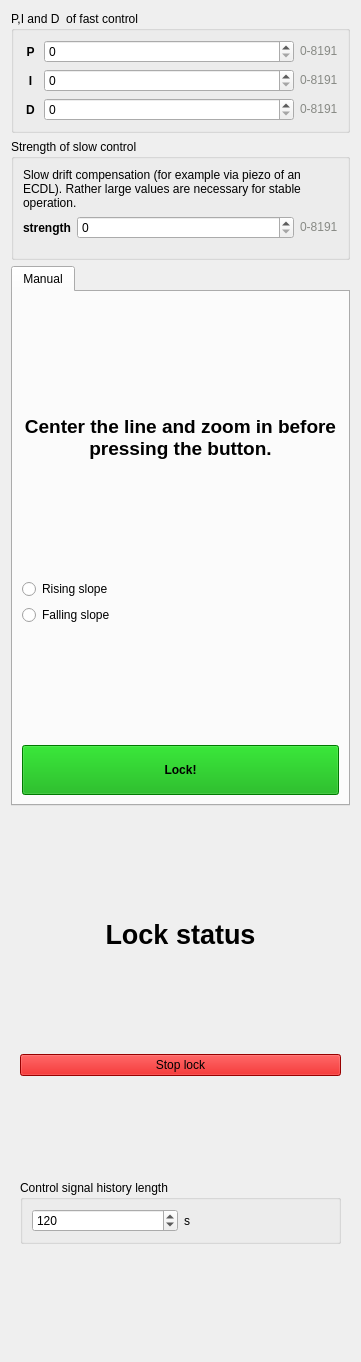
Above: linien-gui/linien_gui/ui/locking_panel.ui from Debaucheryddll/FPATS before the change. Below: the same form after it.
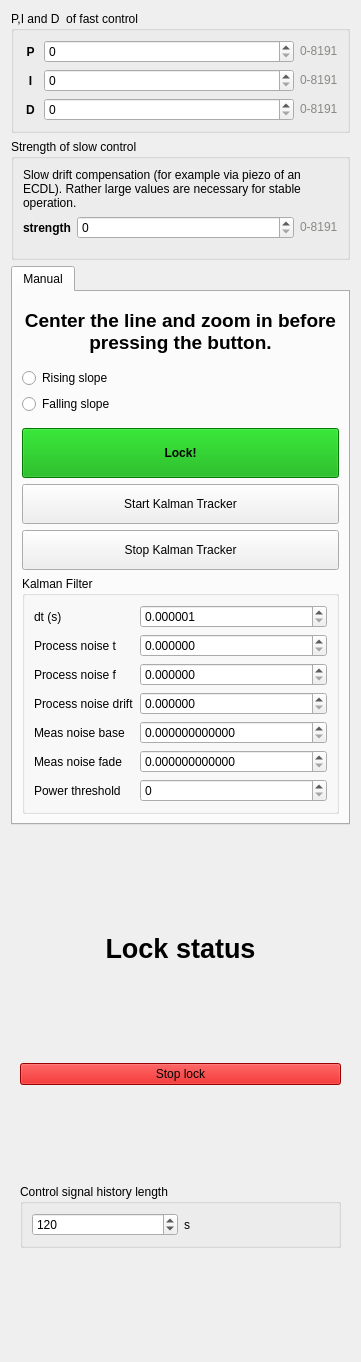
That is the form after the change. Custom widgets are drawn as their Qt base class.

Diff of the .ui file:
```diff
--- a/linien-gui/linien_gui/ui/locking_panel.ui
+++ b/linien-gui/linien_gui/ui/locking_panel.ui
@@ -489,6 +489,202 @@
          </property>
         </widget>
        </item>
+       <item>
+        <widget class="QPushButton" name="startKalmanButton">
+         <property name="minimumSize">
+          <size>
+           <width>0</width>
+           <height>40</height>
+          </size>
+         </property>
+         <property name="toolTip">
+          <string>Start the TPFC Kalman tracker on the server.</string>
+         </property>
+         <property name="text">
+          <string>Start Kalman Tracker</string>
+         </property>
+        </widget>
+       </item>
+       <item>
+        <widget class="QPushButton" name="stopKalmanButton">
+         <property name="minimumSize">
+          <size>
+           <width>0</width>
+           <height>40</height>
+          </size>
+         </property>
+         <property name="toolTip">
+          <string>Stop the TPFC Kalman tracker on the server.</string>
+         </property>
+         <property name="text">
+          <string>Stop Kalman Tracker</string>
+         </property>
+        </widget>
+       </item>
+       <item>
+        <widget class="QGroupBox" name="kalmanGroupBox">
+         <property name="title">
+          <string>Kalman Filter</string>
+         </property>
+         <layout class="QFormLayout" name="kalmanFormLayout">
+          <item row="0" column="0">
+           <widget class="QLabel" name="kalmanDtLabel">
+            <property name="text">
+             <string>dt (s)</string>
+            </property>
+           </widget>
+          </item>
+          <item row="0" column="1">
+           <widget class="QDoubleSpinBox" name="kalmanDtSpinBox">
+            <property name="decimals">
+             <number>6</number>
+            </property>
+            <property name="minimum">
+             <double>0.000001000000000</double>
+            </property>
+            <property name="maximum">
+             <double>1.000000000000000</double>
+            </property>
+            <property name="singleStep">
+             <double>0.001000000000000</double>
+            </property>
+           </widget>
+          </item>
+          <item row="1" column="0">
+           <widget class="QLabel" name="kalmanProcNoiseTLabel">
+            <property name="text">
+             <string>Process noise t</string>
+            </property>
+           </widget>
+          </item>
+          <item row="1" column="1">
+           <widget class="QDoubleSpinBox" name="kalmanProcNoiseTSpinBox">
+            <property name="decimals">
+             <number>6</number>
+            </property>
+            <property name="minimum">
+             <double>0.000000000000000</double>
+            </property>
+            <property name="maximum">
+             <double>1.000000000000000</double>
+            </property>
+            <property name="singleStep">
+             <double>0.000100000000000</double>
+            </property>
+           </widget>
+          </item>
+          <item row="2" column="0">
+           <widget class="QLabel" name="kalmanProcNoiseFLabel">
+            <property name="text">
+             <string>Process noise f</string>
+            </property>
+           </widget>
+          </item>
+          <item row="2" column="1">
+           <widget class="QDoubleSpinBox" name="kalmanProcNoiseFSpinBox">
+            <property name="decimals">
+             <number>6</number>
+            </property>
+            <property name="minimum">
+             <double>0.000000000000000</double>
+            </property>
+            <property name="maximum">
+             <double>10.000000000000000</double>
+            </property>
+            <property name="singleStep">
+             <double>0.001000000000000</double>
+            </property>
+           </widget>
+          </item>
+          <item row="3" column="0">
+           <widget class="QLabel" name="kalmanProcNoiseDriftLabel">
+            <property name="text">
+             <string>Process noise drift</string>
+            </property>
+           </widget>
+          </item>
+          <item row="3" column="1">
+           <widget class="QDoubleSpinBox" name="kalmanProcNoiseDriftSpinBox">
+            <property name="decimals">
+             <number>6</number>
+            </property>
+            <property name="minimum">
+             <double>0.000000000000000</double>
+            </property>
+            <property name="maximum">
+             <double>1.000000000000000</double>
+            </property>
+            <property name="singleStep">
+             <double>0.000001000000000</double>
+            </property>
+           </widget>
+          </item>
+          <item row="4" column="0">
+           <widget class="QLabel" name="kalmanMeasNoiseBaseLabel">
+            <property name="text">
+             <string>Meas noise base</string>
+            </property>
+           </widget>
+          </item>
+          <item row="4" column="1">
+           <widget class="QDoubleSpinBox" name="kalmanMeasNoiseBaseSpinBox">
+            <property name="decimals">
+             <number>12</number>
+            </property>
+            <property name="minimum">
+             <double>0.000000000000000</double>
+            </property>
+            <property name="maximum">
+             <double>0.000001000000000</double>
+            </property>
+            <property name="singleStep">
+             <double>0.000000000001000</double>
+            </property>
+           </widget>
+          </item>
+          <item row="5" column="0">
+           <widget class="QLabel" name="kalmanMeasNoiseFadeLabel">
+            <property name="text">
+             <string>Meas noise fade</string>
+            </property>
+           </widget>
+          </item>
+          <item row="5" column="1">
+           <widget class="QDoubleSpinBox" name="kalmanMeasNoiseFadeSpinBox">
+            <property name="decimals">
+             <number>12</number>
+            </property>
+            <property name="minimum">
+             <double>0.000000000000000</double>
+            </property>
+            <property name="maximum">
+             <double>0.000001000000000</double>
+            </property>
+            <property name="singleStep">
+             <double>0.000000000001000</double>
+            </property>
+           </widget>
+          </item>
+          <item row="6" column="0">
+           <widget class="QLabel" name="kalmanPowerThresholdLabel">
+            <property name="text">
+             <string>Power threshold</string>
+            </property>
+           </widget>
+          </item>
+          <item row="6" column="1">
+           <widget class="CustomSpinBox" name="kalmanPowerThresholdSpinBox">
+            <property name="minimum">
+             <number>0</number>
+            </property>
+            <property name="maximum">
+             <number>65535</number>
+            </property>
+           </widget>
+          </item>
+         </layout>
+        </widget>
+       </item>
       </layout>
      </widget>
     </widget>
```
